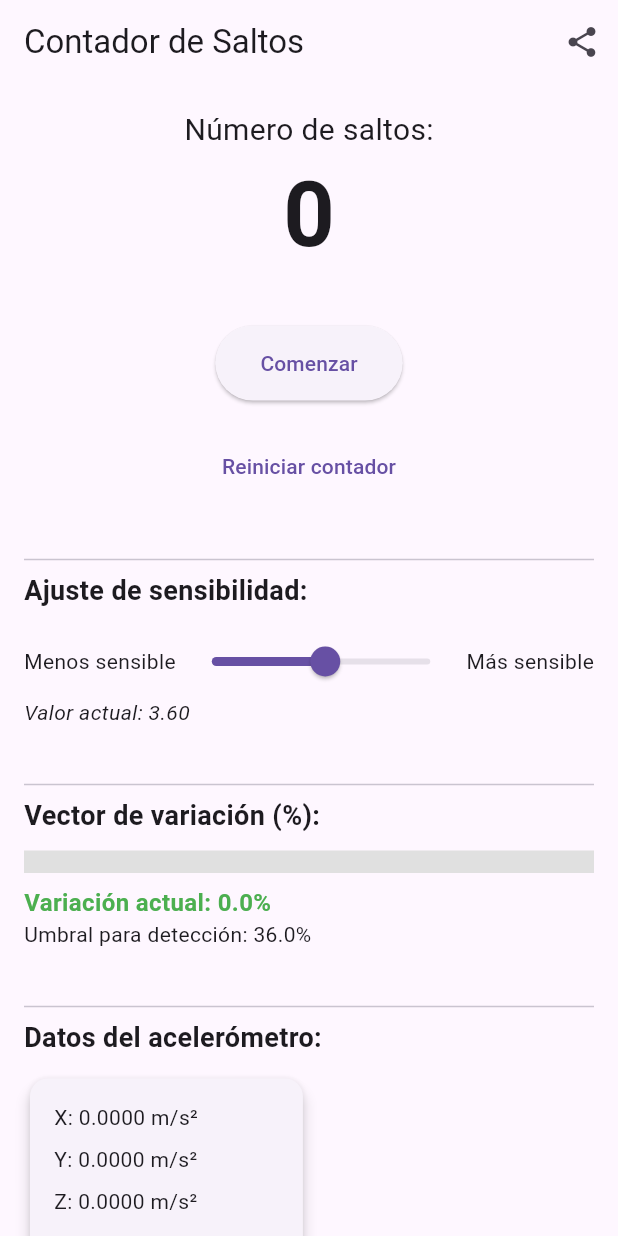
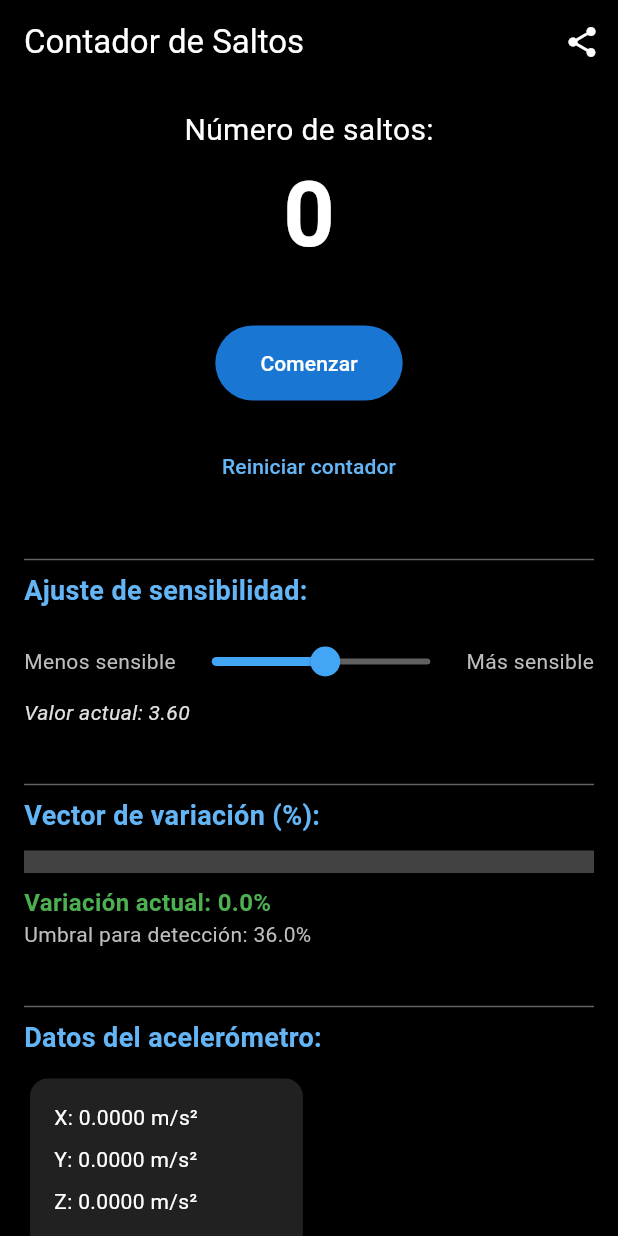
Before and after one commit to rodmicito/saltosFlutter, a Flutter app: the screen it shows after launch, on a phone screen of 412 x 824 dp. Run offline on Flutter 3.47's test engine with Material 3 defaults, Android fonts, the phone set to English and light mode, and no system bars; our stand-ins replace sensors_plus, share_plus.

Commit message:
Add dark theme with black background

```diff
--- a/lib/main.dart
+++ b/lib/main.dart
@@ -13,7 +13,44 @@ class MyApp extends StatelessWidget {
     return MaterialApp(
       title: 'Contador de Saltos',
       theme: ThemeData(
+        brightness: Brightness.dark,
         primarySwatch: Colors.blue,
+        scaffoldBackgroundColor: Colors.black,
+        cardColor: Colors.grey[900],
+        appBarTheme: const AppBarTheme(
+          backgroundColor: Colors.black,
+          foregroundColor: Colors.white,
+        ),
+        textTheme: const TextTheme(
+          bodyLarge: TextStyle(color: Colors.white),
+          bodyMedium: TextStyle(color: Colors.white),
+          displayLarge: TextStyle(color: Colors.white),
+          displayMedium: TextStyle(color: Colors.white),
+          displaySmall: TextStyle(color: Colors.white),
+          headlineLarge: TextStyle(color: Colors.white),
+          headlineMedium: TextStyle(color: Colors.white),
+          headlineSmall: TextStyle(color: Colors.white),
+          titleLarge: TextStyle(color: Colors.white),
+          titleMedium: TextStyle(color: Colors.white),
+          titleSmall: TextStyle(color: Colors.white),
+          labelLarge: TextStyle(color: Colors.white),
+          labelMedium: TextStyle(color: Colors.white),
+          labelSmall: TextStyle(color: Colors.white),
+          bodySmall: TextStyle(color: Colors.white70),
+        ),
+        colorScheme: const ColorScheme.dark(
+          primary: Colors.blue,
+          secondary: Colors.blueAccent,
+          surface: Colors.black,
+          background: Colors.black,
+          error: Colors.red,
+          onPrimary: Colors.white,
+          onSecondary: Colors.white,
+          onSurface: Colors.white,
+          onBackground: Colors.white,
+          onError: Colors.white,
+          brightness: Brightness.dark,
+        ),
         visualDensity: VisualDensity.adaptivePlatformDensity,
       ),
       home: const JumpCounterScreen(),
--- a/lib/screens/jump_counter_screen.dart
+++ b/lib/screens/jump_counter_screen.dart
@@ -142,12 +142,17 @@ class _JumpCounterScreenState extends State<JumpCounterScreen> {
                       onPressed: _toggleMonitoring,
                       style: ElevatedButton.styleFrom(
                         padding: const EdgeInsets.symmetric(horizontal: 30, vertical: 15),
+                        backgroundColor: _isMonitoring ? Colors.red[700] : Colors.blue[700],
+                        foregroundColor: Colors.white,
                       ),
                       child: Text(_isMonitoring ? 'Detener' : 'Comenzar'),
                     ),
                     const SizedBox(height: 20),
                     TextButton(
                       onPressed: _resetCounter,
+                      style: TextButton.styleFrom(
+                        foregroundColor: Colors.blue[300],
+                      ),
                       child: const Text('Reiniciar contador'),
                     ),
                   ],
@@ -155,17 +160,17 @@ class _JumpCounterScreenState extends State<JumpCounterScreen> {
               ),
 
               const SizedBox(height: 30),
-              const Divider(),
+              Divider(color: Colors.grey[700]),
 
               // Sección de ajuste de sensibilidad
-              const Text(
+              Text(
                 'Ajuste de sensibilidad:',
-                style: TextStyle(fontSize: 18, fontWeight: FontWeight.bold),
+                style: TextStyle(fontSize: 18, fontWeight: FontWeight.bold, color: Colors.blue[300]),
               ),
               const SizedBox(height: 10),
               Row(
                 children: [
-                  const Text('Menos sensible'),
+                  Text('Menos sensible', style: TextStyle(color: Colors.grey[400])),
                   Expanded(
                     child: Slider(
                       value: _sensitivity,
@@ -173,24 +178,26 @@ class _JumpCounterScreenState extends State<JumpCounterScreen> {
                       max: _maxSensitivity,
                       divisions: 25,
                       label: _sensitivity.toStringAsFixed(2),
+                      activeColor: Colors.blue[400],
+                      inactiveColor: Colors.grey[700],
                       onChanged: _updateSensitivity,
                     ),
                   ),
-                  const Text('Más sensible'),
+                  Text('Más sensible', style: TextStyle(color: Colors.grey[400])),
                 ],
               ),
               Text(
                 'Valor actual: ${_sensitivity.toStringAsFixed(2)}',
-                style: const TextStyle(fontStyle: FontStyle.italic),
+                style: TextStyle(fontStyle: FontStyle.italic, color: Colors.grey[300]),
               ),
 
               const SizedBox(height: 30),
-              const Divider(),
+              Divider(color: Colors.grey[700]),
 
               // Sección del vector de variación porcentual
-              const Text(
+              Text(
                 'Vector de variación (%):',
-                style: TextStyle(fontSize: 18, fontWeight: FontWeight.bold),
+                style: TextStyle(fontSize: 18, fontWeight: FontWeight.bold, color: Colors.blue[300]),
               ),
               const SizedBox(height: 10),
 
@@ -198,7 +205,7 @@ class _JumpCounterScreenState extends State<JumpCounterScreen> {
               LinearProgressIndicator(
                 value: _isMonitoring ? min(1.0, _variationPercentage / _maxVariationDisplay) : 0.0,
                 minHeight: 15,
-                backgroundColor: Colors.grey[300],
+                backgroundColor: Colors.grey[800],
                 valueColor: AlwaysStoppedAnimation<Color>(
                   _getVariationColor(_variationPercentage),
                 ),
@@ -214,41 +221,42 @@ class _JumpCounterScreenState extends State<JumpCounterScreen> {
               ),
               Text(
                 'Umbral para detección: ${(_sensitivity * 10).toStringAsFixed(1)}%',
-                style: const TextStyle(fontSize: 14),
+                style: TextStyle(fontSize: 14, color: Colors.grey[400]),
               ),
 
               const SizedBox(height: 30),
-              const Divider(),
+              Divider(color: Colors.grey[700]),
 
               // Sección de datos del acelerómetro
-              const Text(
+              Text(
                 'Datos del acelerómetro:',
-                style: TextStyle(fontSize: 18, fontWeight: FontWeight.bold),
+                style: TextStyle(fontSize: 18, fontWeight: FontWeight.bold, color: Colors.blue[300]),
               ),
               const SizedBox(height: 10),
               Card(
                 elevation: 4,
+                color: Colors.grey[900],
                 child: Padding(
                   padding: const EdgeInsets.all(16.0),
                   child: Column(
                     crossAxisAlignment: CrossAxisAlignment.start,
                     children: [
-                      Text('X: ${_xValue.toStringAsFixed(4)} m/s²'),
+                      Text('X: ${_xValue.toStringAsFixed(4)} m/s²', style: TextStyle(color: Colors.white)),
                       const SizedBox(height: 8),
-                      Text('Y: ${_yValue.toStringAsFixed(4)} m/s²'),
+                      Text('Y: ${_yValue.toStringAsFixed(4)} m/s²', style: TextStyle(color: Colors.white)),
                       const SizedBox(height: 8),
-                      Text('Z: ${_zValue.toStringAsFixed(4)} m/s²'),
+                      Text('Z: ${_zValue.toStringAsFixed(4)} m/s²', style: TextStyle(color: Colors.white)),
                       const SizedBox(height: 8),
                       Text(
                         'Magnitud: ${_magnitude.toStringAsFixed(4)} m/s²',
-                        style: const TextStyle(fontWeight: FontWeight.bold),
+                        style: TextStyle(fontWeight: FontWeight.bold, color: Colors.blue[300]),
                       ),
                       const SizedBox(height: 12),
                       _isMonitoring
-                          ? const Text('Estado: Monitoreando...',
-                              style: TextStyle(color: Colors.green))
-                          : const Text('Estado: Detenido',
-                              style: TextStyle(color: Colors.red)),
+                          ? Text('Estado: Monitoreando...',
+                              style: TextStyle(color: Colors.green[400]))
+                          : Text('Estado: Detenido',
+                              style: TextStyle(color: Colors.red[400])),
                     ],
                   ),
                 ),
@@ -261,7 +269,8 @@ class _JumpCounterScreenState extends State<JumpCounterScreen> {
                   icon: const Icon(Icons.share),
                   label: const Text('Compartir mis resultados'),
                   style: ElevatedButton.styleFrom(
-                    backgroundColor: Colors.green,
+                    backgroundColor: Colors.green[700],
+                    foregroundColor: Colors.white,
                   ),
                 ),
               ),
```
